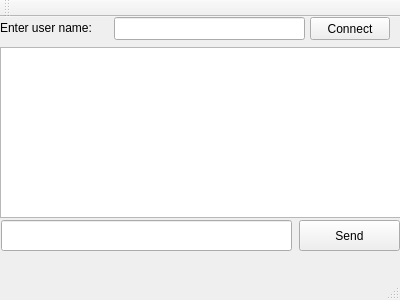
Before: the Qt Designer form new_chat/chat_client/mainwindow.ui in WilllieNelson/unix2, drawn with Qt 5.
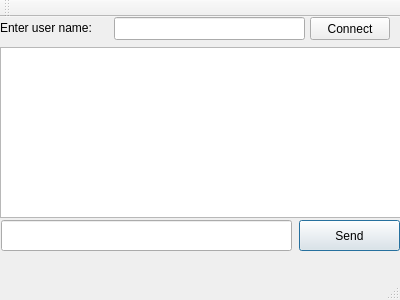
After: the same form once the commit is applied.

The edit to the form file:
```diff
--- a/new_chat/chat_client/mainwindow.ui
+++ b/new_chat/chat_client/mainwindow.ui
@@ -46,6 +46,12 @@
     <property name="text">
      <string>Send</string>
     </property>
+    <property name="autoDefault">
+     <bool>true</bool>
+    </property>
+    <property name="default">
+     <bool>true</bool>
+    </property>
    </widget>
    <widget class="QPushButton" name="pushButton_connect">
     <property name="geometry">
```
